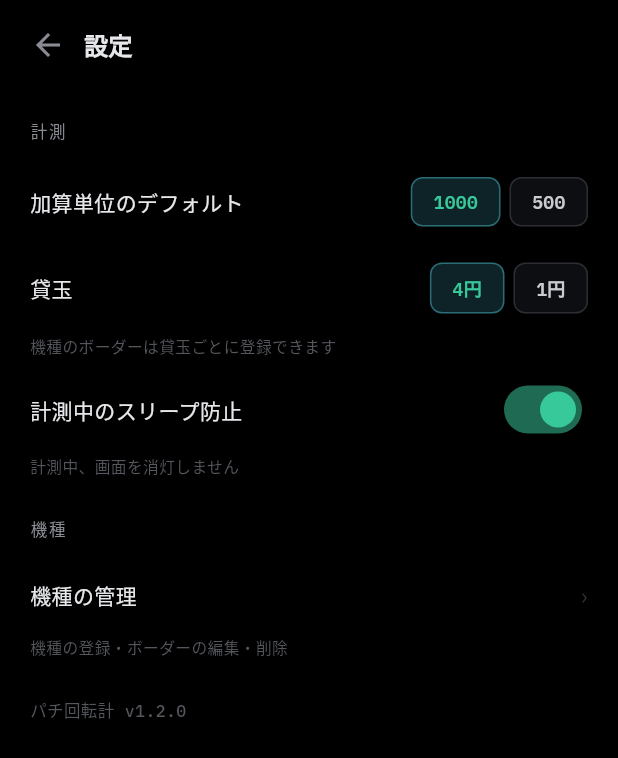
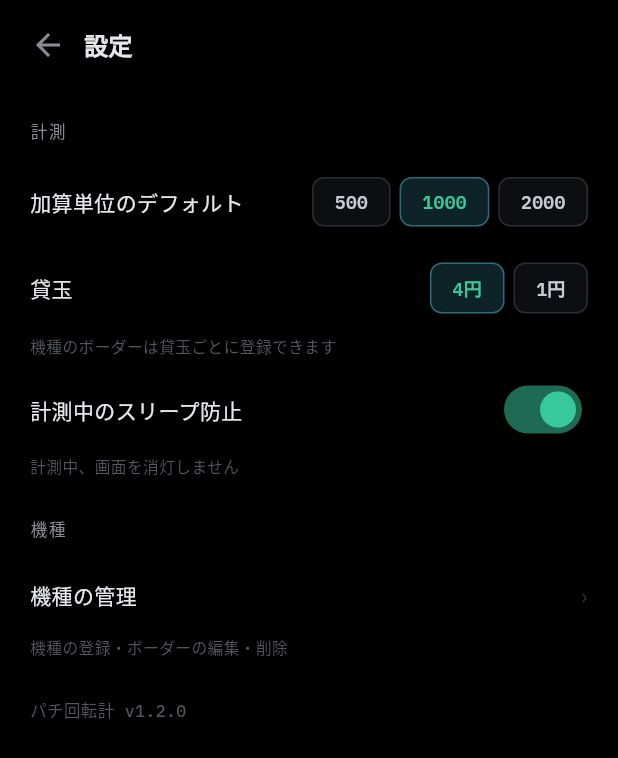
Before and after one commit to hannkidori/pachi-kaiten, a Flutter app: the screen it shows after launch, after a tap on "設定", on a phone screen of 412 x 824 dp. Shown: the top 758 px of the screen. Run offline on Flutter 3.47's test engine with Material 3 defaults, Android fonts, the phone set to English and light mode, and no system bars; our stand-ins replace sqflite, wakelock_plus; accounts and stored records are empty.

Commit message:
設定の加算単位を計測画面と同じ 500/1000/2000 に揃える
計測画面の「1000 ⇅」は 2000 まで回るのに、設定の既定値は 1000/500 の2択の
ままで食い違っていた。3択に揃える(小画面・文字1.3倍でも溢れないことを確認)。

Co-Authored-By: Claude Opus 5 <noreply@anthropic.com>

```diff
--- a/lib/ui/settings/settings_screen.dart
+++ b/lib/ui/settings/settings_screen.dart
@@ -213,9 +213,12 @@ class _SettingsScreenState extends State<SettingsScreen> {
                 overflow: TextOverflow.ellipsis),
           ),
           const SizedBox(width: 8),
+          // 計測画面の「1000 ⇅」と同じ 3 択に揃える。
+          _segment('500', _addUnit == 500, () => _setAddUnit(500)),
+          const SizedBox(width: 6),
           _segment('1000', _addUnit == 1000, () => _setAddUnit(1000)),
           const SizedBox(width: 6),
-          _segment('500', _addUnit == 500, () => _setAddUnit(500)),
+          _segment('2000', _addUnit == 2000, () => _setAddUnit(2000)),
         ],
       ),
     );
```
